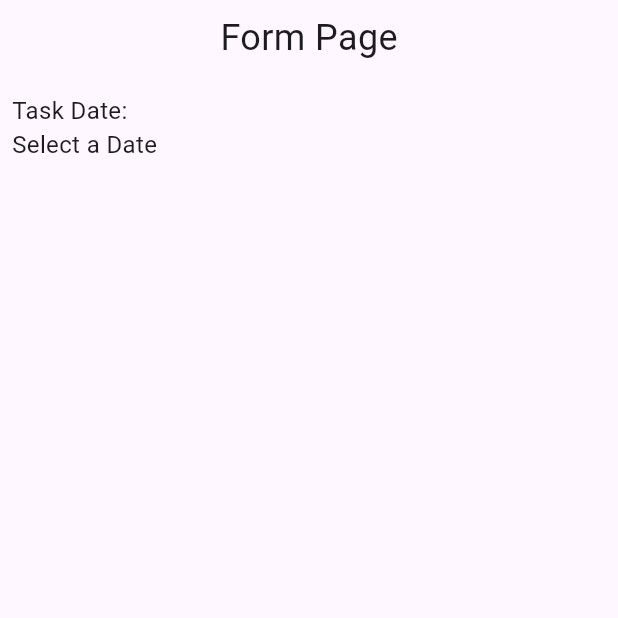
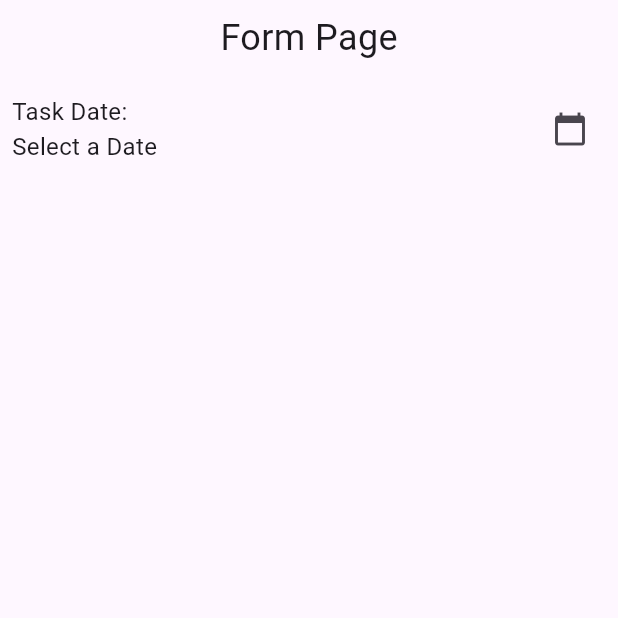
Before and after one commit to MuhammadKhalifRasyidi/TodoApp_0062, a Flutter app: the screen it shows after launch, on a phone screen of 412 x 824 dp, the top half of it. Run offline on Flutter 3.47's test engine with Material 3 defaults, Android fonts, the phone set to English and light mode, and no system bars.

Commit message:
menambahkan tombol ikon untuk memilih tanggal dan waktu

```diff
--- a/lib/todo_app.dart
+++ b/lib/todo_app.dart
@@ -71,7 +71,10 @@ class _TodoPageState extends State<TodoPage> {
                           style: const TextStyle(fontSize: 16)),
                     ],
                   ),
-
+                  IconButton(
+                    onPressed: pickDateTime,
+                    icon: const Icon(Icons.calendar_today),
+                  ),
                 ],
               ),
 
```
